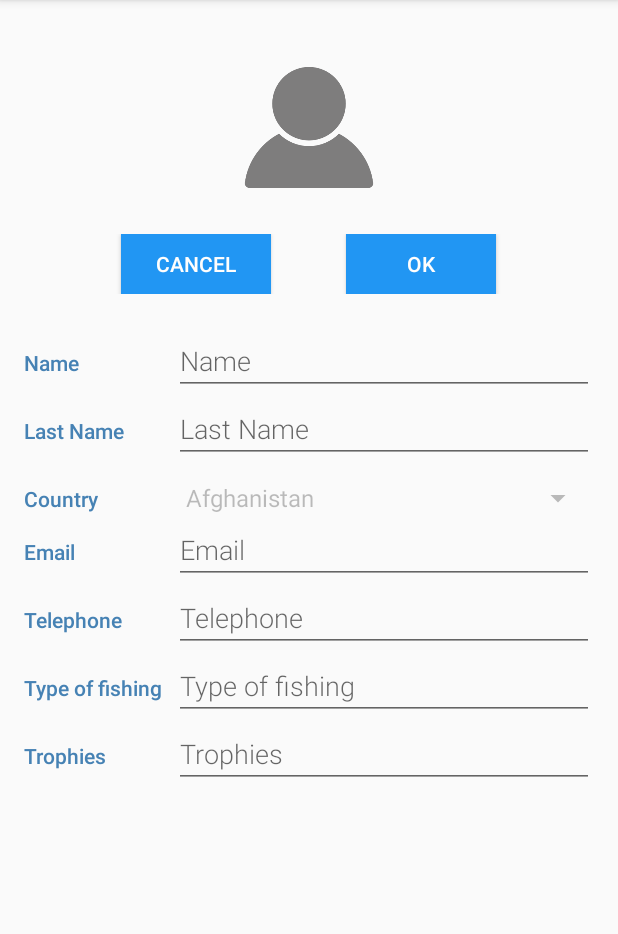
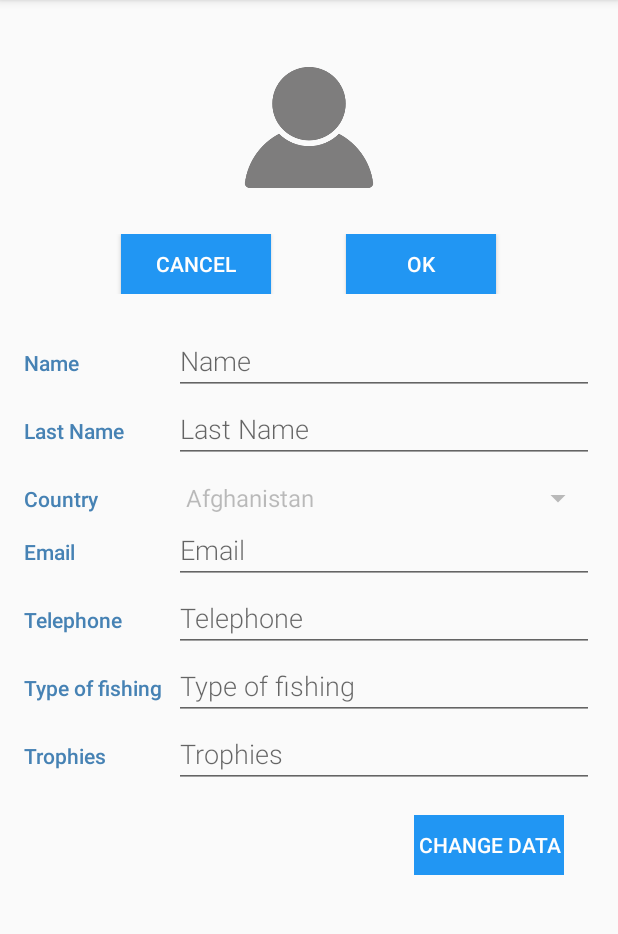
Before and after one commit to Igor755/Fishmarker_Kotlin, an Android app: the fragment ProfileFragment shown on its own in the app's theme, after a tap on "CHANGE PHOTO", on a phone screen of 412 x 824 dp, the part 84-1018 px from its top. Run offline under Robolectric (Android 15) with nearby library versions, the light colour scheme and no system bars; our stand-ins replace Firebase (no records; nobody signed in at launch, a user with empty details on screens opened directly), Picasso.

Commit message:
fix profile

```diff
--- a/app/src/main/java/com/company/imetlin/fishmarker/fragments_profile/ProfileFragment.kt
+++ b/app/src/main/java/com/company/imetlin/fishmarker/fragments_profile/ProfileFragment.kt
@@ -1,6 +1,5 @@
 package com.company.imetlin.fishmarker.fragments_profile
 
-import android.annotation.SuppressLint
 import android.app.Activity.RESULT_OK
 import android.content.ContentResolver
 import android.content.Intent
@@ -31,7 +30,6 @@ import kotlinx.android.synthetic.main.fragment_profile.view.*
 import java.lang.IllegalArgumentException
 import java.util.UUID.randomUUID
 
-@Suppress("NULLABILITY_MISMATCH_BASED_ON_JAVA_ANNOTATIONS")
 class ProfileFragment : Fragment() {
 
     private val mAuth: FirebaseAuth = FirebaseAuth.getInstance()
@@ -43,108 +41,64 @@ class ProfileFragment : Fragment() {
     val uid: String = mAuth.currentUser?.uid.toString()
     private val PICK_IMAGE_REQUEST: Int = 1
     lateinit var filePath: Uri
-    lateinit var photoUserImageView: ImageView
-    lateinit var changePhotoBtn: Button
-    lateinit var changeAccount: Button
     lateinit var firebaseStorage: StorageReference
-    lateinit var editname: EditText
-    lateinit var editlastname: EditText
-    lateinit var editemail: EditText
-    lateinit var edittelephone: EditText
-    lateinit var edittype: EditText
-    lateinit var edittrophies: EditText
-    lateinit var spinnerLocation: Spinner
-    lateinit var save: Button
-    lateinit var cancelChangePhotoBtn: Button
-    lateinit var okChangePhotoBtn: Button
 
 
-    @SuppressLint("ResourceAsColor")
-    override fun onCreateView(
-        inflater: LayoutInflater,
-        container: ViewGroup?,
-        savedInstanceState: Bundle?
-    ): View? {
 
-        val view = inflater.inflate(R.layout.fragment_profile, container, false)
+    override fun onCreateView(inflater: LayoutInflater, container: ViewGroup?, savedInstanceState: Bundle?): View? {
+        return inflater.inflate(R.layout.fragment_profile, container, false)
+    }
 
-        spinnerLocation = view.findViewById(R.id.spinner_location)
-        changeAccount = view.findViewById(R.id.change_account)
-        val cancel = view.findViewById<Button>(R.id.cancel)
-        save = view.findViewById(R.id.save)
-        changePhotoBtn = view.findViewById(R.id.change_photo_button)
-        photoUserImageView = view.findViewById(R.id.photo_user_image_view)
-        cancelChangePhotoBtn = view.findViewById(R.id.cancelBtn)
-        okChangePhotoBtn = view.findViewById(R.id.okBtn)
-        val loader = view.findViewById<ProgressBar>(R.id.loader)
-        editname = view.findViewById(R.id.edit_name)
-        editlastname = view.findViewById(R.id.edit_last_name)
-        editemail = view.findViewById(R.id.edit_email)
-        edittelephone = view.findViewById(R.id.edit_telephone)
-        edittype = view.findViewById(R.id.edit_preferred_type_of_fishing)
-        edittrophies = view.findViewById(R.id.edit_trophies)
+    override fun onViewCreated(view: View, savedInstanceState: Bundle?) {
+        super.onViewCreated(view, savedInstanceState)
 
 
         cancel.isVisible = false
-        spinnerLocation.isEnabled = false
-        spinnerLocation.isClickable = false
+        spinner_location.isEnabled = false
+        spinner_location.isClickable = false
         save.isVisible = false
-        cancelChangePhotoBtn.isVisible = false
-        okChangePhotoBtn.isVisible = false
+        cancelBtn.isVisible = false
+        okBtn.isVisible = false
         loader.isVisible = false
 
 
         firebaseStorage = FirebaseStorage.getInstance().getReference("images")
+        pref = PreferenceManager.getDefaultSharedPreferences(context)
+        adapter = ArrayAdapter(context, android.R.layout.simple_spinner_item, StaticHelper.getValue())
+        adapter.setDropDownViewResource(R.layout.support_simple_spinner_dropdown_item)
+        spinner_location.adapter = adapter
 
 
-
-        pref = PreferenceManager.getDefaultSharedPreferences(context)
-        adapter =
-            ArrayAdapter(context, android.R.layout.simple_spinner_item, StaticHelper.getValue())
-        adapter.setDropDownViewResource(R.layout.support_simple_spinner_dropdown_item)
-        spinnerLocation.adapter = adapter
-
-
-        if (!StaticHelper.isNetworkAvailable(context!!)) {
+        if (!StaticHelper.isNetworkAvailable(requireContext())) {
             localLoadUser()
         } else {
             loadFirebaseUser()
         }
 
-        changePhotoBtn.setOnClickListener {
-
+        change_photo_button.setOnClickListener {
             chooseImage()
         }
 
-        cancelChangePhotoBtn.setOnClickListener {
-
+        cancelBtn.setOnClickListener {
             diactivateView()
         }
-        okChangePhotoBtn.setOnClickListener {
-
+        okBtn.setOnClickListener {
             savePictureCloudFirebaseAndDatabase()
         }
 
-        changeAccount.setOnClickListener {
-
-            changePhotoBtn.isVisible = false
+        change_account.setOnClickListener {
+            change_photo_button.isVisible = false
             activateView()
         }
-
         cancel.setOnClickListener {
-
             diactivateView()
         }
         save.setOnClickListener {
-
             changeUserInFirebase()
             loadFirebaseUser()
             diactivateView()
         }
 
-
-
-        return view
     }
 
     fun activateView() {
@@ -175,8 +129,6 @@ class ProfileFragment : Fragment() {
         edit_name.isFocusableInTouchMode = true
         edit_last_name.isFocusable = true
         edit_last_name.isFocusableInTouchMode = true
-        // edit_email.isFocusable = true
-        // edit_email.isFocusableInTouchMode = true
         edit_telephone.isFocusable = true
         edit_telephone.isFocusableInTouchMode = true
         edit_trophies.isFocusable = true
@@ -192,9 +144,9 @@ class ProfileFragment : Fragment() {
         cancel.isVisible = false
         change_account.isVisible = true
         save.isVisible = false
-        cancelChangePhotoBtn.isVisible = false
-        okChangePhotoBtn.isVisible = false
-        changePhotoBtn.isVisible = true
+        cancelBtn.isVisible = false
+        okBtn.isVisible = false
+        change_photo_button.isVisible = true
 
 
         ////////клик по view
@@ -234,8 +186,6 @@ class ProfileFragment : Fragment() {
     }
 
     fun localSaveUser(userlocal: User) {
-
-
         val editor = pref.edit()
         editor.clear()
         editor.putString("user_name", userlocal.user_name)
@@ -247,11 +197,9 @@ class ProfileFragment : Fragment() {
         editor.putString("user_location", userlocal.location)
         editor.putString("user_photo", userlocal.url_photo)
         editor.apply()
-
     }
 
     fun localLoadUser() {
-
 
         val user_name: String = pref.getString("user_name", "")
         val user_last_name: String = pref.getString("user_last_name", "")
@@ -261,33 +209,29 @@ class ProfileFragment : Fragment() {
         val user_preferred: String = pref.getString("user_prefered", "")
         val user_location: String = pref.getString("user_location", "")
         val user_photo: String = pref.getString("user_photo", "")
-
         val position: Int = adapter.getPosition(user_location)
 
-        spinnerLocation.setSelection(position)
-        editname.setText(user_name)
-        editlastname.setText(user_last_name)
-        editemail.setText(user_email)
-        edittelephone.setText(user_telephone)
-        edittrophies.setText(user_trophies)
-        edittype.setText(user_preferred)
+        spinner_location.setSelection(position)
+        edit_name.setText(user_name)
+        edit_last_name.setText(user_last_name)
+        edit_email.setText(user_email)
+        edit_telephone.setText(user_telephone)
+        edit_trophies.setText(user_trophies)
+        edit_preferred_type_of_fishing.setText(user_preferred)
 
         if (user_email == "") {
             Toast.makeText(context, "local data empty too, enable internet", Toast.LENGTH_SHORT)
                 .show()
         }
-
-
-
         try {
             if (user_photo == "") {
-                photoUserImageView.setImageResource(R.drawable.photo_user)
+                photo_user_image_view.setImageResource(R.drawable.photo_user)
             } else {
                 val myUri: Uri = Uri.parse(user_photo)
                 Picasso.get().load(myUri).into(photo_user_image_view)
-            }// some code
+            }
         } catch (e: IllegalArgumentException) {
-            photoUserImageView.setImageResource(R.drawable.photo_user)
+            photo_user_image_view.setImageResource(R.drawable.photo_user)
             Toast.makeText(context, "not internet, not photo", Toast.LENGTH_SHORT).show()
         }
 
@@ -297,7 +241,6 @@ class ProfileFragment : Fragment() {
     fun loadFirebaseUser() {
 
         val myRef: Query = firebaseDatabase.getReference("Users").orderByKey().equalTo(uid)
-
         myRef.addListenerForSingleValueEvent(object : ValueEventListener {
 
             override fun onDataChange(dataSnapshot: DataSnapshot) {
@@ -305,12 +248,9 @@ class ProfileFragment : Fragment() {
                 for (dataSnapshot1: DataSnapshot in dataSnapshot.children) {
                     user = dataSnapshot1.getValue(User::class.java)!!
                     println(user)
-
                 }
 
                 val position: Int = adapter.getPosition(user.location)
-
-
                 view?.edit_name?.setText(user.user_name)
                 view?.edit_last_name?.setText(user.last_name)
                 view?.spinner_location?.setSelection(position)
@@ -318,8 +258,6 @@ class ProfileFragment : Fragment() {
                 view?.edit_telephone?.setText(user.telephone)
                 view?.edit_trophies?.setText(user.trophies)
                 view?.edit_preferred_type_of_fishing?.setText(user.type_of_fishing)
-                //view?.photo_user_image_view?.setImageURI(myUri)
-
 
                 if (user.url_photo == "") {
                     photo_user_image_view.setImageResource(R.drawable.photo_user)
@@ -327,23 +265,16 @@ class ProfileFragment : Fragment() {
                     val myUri: Uri = Uri.parse(user.url_photo)
                     Picasso.get().load(myUri).into(photo_user_image_view)
                 }
-
-
                 localSaveUser(user)
-                //localLoadUser()
-
             }
 
             override fun onCancelled(error: DatabaseError) {
-
-
                 // Failed to read value
             }
         })
     }
 
     fun changeUserInFirebase() {
-
 
         val name: String = view?.edit_name?.text.toString()
         val last_name: String = view?.edit_last_name?.text.toString()
@@ -353,31 +284,13 @@ class ProfileFragment : Fragment() {
         val trophies: String = view?.edit_trophies?.text.toString()
         val type_fishing: String = view?.edit_preferred_type_of_fishing?.text.toString()
 
-
-        if (filepathimage == "") {
-            photo_user_image_view.setImageResource(R.drawable.photo_user)
-        } else {
+        if (filepathimage == "") { photo_user_image_view.setImageResource(R.drawable.photo_user) } else {
             val myUri: Uri = Uri.parse(filepathimage)
-            Picasso.get().load(myUri).into(photoUserImageView)
+            Picasso.get().load(myUri).into(photo_user_image_view)
         }
-
-
-        var user_update: User = User(
-            user.user_id,
-            name,
-            last_name,
-            email,
-            location,
-            telephone,
-            type_fishing,
-            trophies,
-            filepathimage
-        )
-
+        val user_update = User(user.user_id, name, last_name, email, location, telephone, type_fishing, trophies, filepathimage)
         FirebaseDatabase.getInstance().getReference("Users").child(uid).setValue(user_update)
-
         localSaveUser(user_update)
-
 
     }
 
@@ -390,8 +303,8 @@ class ProfileFragment : Fragment() {
         startActivityForResult(intent, PICK_IMAGE_REQUEST)
         cancelBtn.isVisible = true
         okBtn.isVisible = true
-        changePhotoBtn.isVisible = false
-        changeAccount.isVisible = false
+        change_photo_button.isVisible = false
+        change_photo_button.isVisible = false
 
     }
 
@@ -401,9 +314,9 @@ class ProfileFragment : Fragment() {
         if (requestCode == PICK_IMAGE_REQUEST && resultCode == RESULT_OK && data != null && data.data != null) {
 
             filePath = data.data
-            photoUserImageView.setImageDrawable(null)
-            Picasso.get().load(filePath).fit().into(photoUserImageView)
-            photoUserImageView.setImageURI(filePath)
+            photo_user_image_view.setImageDrawable(null)
+            Picasso.get().load(filePath).fit().into(photo_user_image_view)
+            photo_user_image_view.setImageURI(filePath)
 
 
         }
@@ -411,7 +324,7 @@ class ProfileFragment : Fragment() {
 
     fun getFileExtension(uri: Uri): String {
 
-        val contentResolverUri: ContentResolver = context!!.contentResolver
+        val contentResolverUri: ContentResolver = requireContext().contentResolver
         val mimeTypeMap: MimeTypeMap = MimeTypeMap.getSingleton()
         return mimeTypeMap.getExtensionFromMimeType(contentResolverUri.getType(uri))
 
@@ -452,30 +365,13 @@ class ProfileFragment : Fragment() {
 
     fun addUploadRecordToDb(uri: String) {
 
-
-        var user_update_photo: User = User(
-            user.user_id,
-            user.user_name,
-            user.last_name,
-            user.email,
-            user.location,
-            user.telephone,
-            user.type_of_fishing,
-            user.trophies,
-            uri
-        )
-
+        val user_update_photo = User(user.user_id, user.user_name, user.last_name, user.email, user.location, user.telephone, user.type_of_fishing, user.trophies, uri)
         val myUri: Uri = Uri.parse(uri)
-        Picasso.get().load(myUri).into(photoUserImageView)
+        Picasso.get().load(myUri).into(photo_user_image_view)
         loader.isVisible = false
-
         deleteInFirebaseStorageImage()
-
         filepathimage = uri
-        FirebaseDatabase.getInstance().getReference("Users").child(uid)
-            .setValue(user_update_photo)
-
-
+        FirebaseDatabase.getInstance().getReference("Users").child(uid).setValue(user_update_photo)
         localSaveUser(user_update_photo)
         diactivateView()
         Toast.makeText(context, " AHHAHAHHA EASY", Toast.LENGTH_SHORT).show()
@@ -486,19 +382,13 @@ class ProfileFragment : Fragment() {
 
         if (user.url_photo != "") {
 
-            val imagereference: StorageReference =
-                FirebaseStorage.getInstance().getReferenceFromUrl(user.url_photo)
+            val imagereference: StorageReference = FirebaseStorage.getInstance().getReferenceFromUrl(user.url_photo)
             imagereference.delete().addOnSuccessListener {
-
                 Log.d("storage", "complete")
-
             }.addOnFailureListener {
-
                 Log.d("storage", "error")
-
             }
         } else {
-
             Log.d("storage", "empty")
 
 
--- a/app/src/main/java/com/company/imetlin/fishmarker/singleton/Singleton.kt
+++ b/app/src/main/java/com/company/imetlin/fishmarker/singleton/Singleton.kt
@@ -43,7 +43,6 @@ class Singleton {
         private var cardMarkerActivity: CardMarkerFragment? = null
         private var alert_detail: AlertDialog.Builder? = null
 
-
         /////////////////////////////////////////////////ALERT DIALOG
         private var latitude: TextView? = null
         private var longitude: TextView? = null
@@ -56,9 +55,7 @@ class Singleton {
 
 
         fun setContext(context: Context) {
-
             this.context = context
-
         }
 
         fun addMarker(marker: MarkerDetail) {
```
